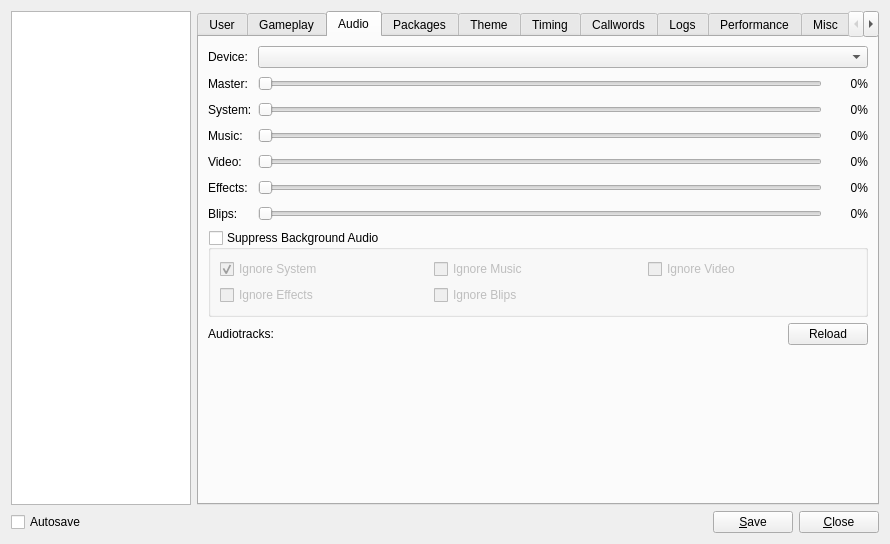
Before: the Qt Designer form res/ui/config_panel.ui in NyanOnline/DRO-Client-Fork, drawn with Qt 5.
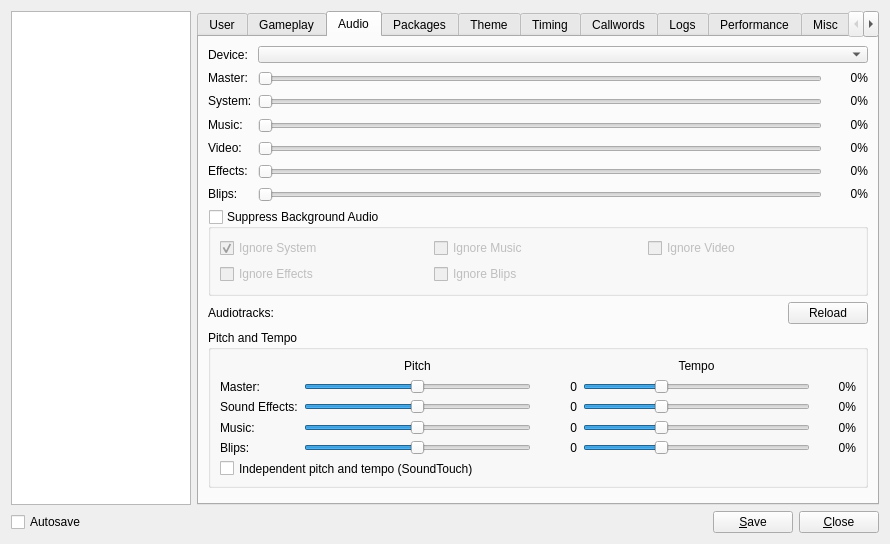
After: the same form once the commit is applied. The open tabs and pages were chosen to show the change.

Commit message:
added soundtouch library lgpl 2.1 to expand miniaudio capabilities, you can now adjust pitch and tempo.
added soundtouch library lgpl 2.1 to expand miniaudio capabilities, you can now adjust pitch and tempo.

```diff
--- a/res/ui/config_panel.ui
+++ b/res/ui/config_panel.ui
@@ -698,10 +698,313 @@
               </property>
              </widget>
             </item>
-           </layout>
-          </widget>
-         </item>
-         <item row="2" column="1">
+            </layout>
+           </widget>
+          </item>
+          <item row="3" column="0" colspan="2">
+           <widget class="QGroupBox" name="pitch_tempo_group">
+            <property name="title">
+             <string>Pitch and Tempo</string>
+            </property>
+            <layout class="QGridLayout" name="gridLayout_pitch_tempo">
+             <item row="0" column="0">
+              <widget class="QLabel" name="pitch_tempo_category_label">
+               <property name="text">
+                <string/>
+               </property>
+              </widget>
+             </item>
+             <item row="0" column="1">
+              <widget class="QLabel" name="pitch_header_label">
+               <property name="alignment">
+                <set>Qt::AlignmentFlag::AlignCenter</set>
+               </property>
+               <property name="text">
+                <string>Pitch</string>
+               </property>
+              </widget>
+             </item>
+             <item row="0" column="3">
+              <widget class="QLabel" name="tempo_header_label">
+               <property name="alignment">
+                <set>Qt::AlignmentFlag::AlignCenter</set>
+               </property>
+               <property name="text">
+                <string>Tempo</string>
+               </property>
+              </widget>
+             </item>
+             <item row="1" column="0">
+              <widget class="QLabel" name="master_pitch_label">
+               <property name="text">
+                <string>Master:</string>
+               </property>
+              </widget>
+             </item>
+             <item row="1" column="1">
+              <widget class="QSlider" name="master_pitch">
+               <property name="minimum">
+                <number>-12</number>
+               </property>
+               <property name="maximum">
+                <number>12</number>
+               </property>
+               <property name="orientation">
+                <enum>Qt::Orientation::Horizontal</enum>
+               </property>
+              </widget>
+             </item>
+             <item row="1" column="2">
+              <widget class="QLabel" name="master_pitch_value">
+               <property name="minimumSize">
+                <size>
+                 <width>40</width>
+                 <height>0</height>
+                </size>
+               </property>
+               <property name="text">
+                <string>0</string>
+               </property>
+               <property name="alignment">
+                <set>Qt::AlignmentFlag::AlignRight|Qt::AlignmentFlag::AlignTrailing|Qt::AlignmentFlag::AlignVCenter</set>
+               </property>
+              </widget>
+             </item>
+             <item row="1" column="3">
+              <widget class="QSlider" name="master_tempo">
+               <property name="minimum">
+                <number>-50</number>
+               </property>
+               <property name="maximum">
+                <number>100</number>
+               </property>
+               <property name="orientation">
+                <enum>Qt::Orientation::Horizontal</enum>
+               </property>
+              </widget>
+             </item>
+             <item row="1" column="4">
+              <widget class="QLabel" name="master_tempo_value">
+               <property name="minimumSize">
+                <size>
+                 <width>40</width>
+                 <height>0</height>
+                </size>
+               </property>
+               <property name="text">
+                <string>0%</string>
+               </property>
+               <property name="alignment">
+                <set>Qt::AlignmentFlag::AlignRight|Qt::AlignmentFlag::AlignTrailing|Qt::AlignmentFlag::AlignVCenter</set>
+               </property>
+              </widget>
+             </item>
+             <item row="2" column="0">
+              <widget class="QLabel" name="effect_pitch_label">
+               <property name="text">
+                <string>Sound Effects:</string>
+               </property>
+              </widget>
+             </item>
+             <item row="2" column="1">
+              <widget class="QSlider" name="effect_pitch">
+               <property name="minimum">
+                <number>-12</number>
+               </property>
+               <property name="maximum">
+                <number>12</number>
+               </property>
+               <property name="orientation">
+                <enum>Qt::Orientation::Horizontal</enum>
+               </property>
+              </widget>
+             </item>
+             <item row="2" column="2">
+              <widget class="QLabel" name="effect_pitch_value">
+               <property name="minimumSize">
+                <size>
+                 <width>40</width>
+                 <height>0</height>
+                </size>
+               </property>
+               <property name="text">
+                <string>0</string>
+               </property>
+               <property name="alignment">
+                <set>Qt::AlignmentFlag::AlignRight|Qt::AlignmentFlag::AlignTrailing|Qt::AlignmentFlag::AlignVCenter</set>
+               </property>
+              </widget>
+             </item>
+             <item row="2" column="3">
+              <widget class="QSlider" name="effect_tempo">
+               <property name="minimum">
+                <number>-50</number>
+               </property>
+               <property name="maximum">
+                <number>100</number>
+               </property>
+               <property name="orientation">
+                <enum>Qt::Orientation::Horizontal</enum>
+               </property>
+              </widget>
+             </item>
+             <item row="2" column="4">
+              <widget class="QLabel" name="effect_tempo_value">
+               <property name="minimumSize">
+                <size>
+                 <width>40</width>
+                 <height>0</height>
+                </size>
+               </property>
+               <property name="text">
+                <string>0%</string>
+               </property>
+               <property name="alignment">
+                <set>Qt::AlignmentFlag::AlignRight|Qt::AlignmentFlag::AlignTrailing|Qt::AlignmentFlag::AlignVCenter</set>
+               </property>
+              </widget>
+             </item>
+             <item row="3" column="0">
+              <widget class="QLabel" name="music_pitch_label">
+               <property name="text">
+                <string>Music:</string>
+               </property>
+              </widget>
+             </item>
+             <item row="3" column="1">
+              <widget class="QSlider" name="music_pitch">
+               <property name="minimum">
+                <number>-12</number>
+               </property>
+               <property name="maximum">
+                <number>12</number>
+               </property>
+               <property name="orientation">
+                <enum>Qt::Orientation::Horizontal</enum>
+               </property>
+              </widget>
+             </item>
+             <item row="3" column="2">
+              <widget class="QLabel" name="music_pitch_value">
+               <property name="minimumSize">
+                <size>
+                 <width>40</width>
+                 <height>0</height>
+                </size>
+               </property>
+               <property name="text">
+                <string>0</string>
+               </property>
+               <property name="alignment">
+                <set>Qt::AlignmentFlag::AlignRight|Qt::AlignmentFlag::AlignTrailing|Qt::AlignmentFlag::AlignVCenter</set>
+               </property>
+              </widget>
+             </item>
+             <item row="3" column="3">
+              <widget class="QSlider" name="music_tempo">
+               <property name="minimum">
+                <number>-50</number>
+               </property>
+               <property name="maximum">
+                <number>100</number>
+               </property>
+               <property name="orientation">
+                <enum>Qt::Orientation::Horizontal</enum>
+               </property>
+              </widget>
+             </item>
+             <item row="3" column="4">
+              <widget class="QLabel" name="music_tempo_value">
+               <property name="minimumSize">
+                <size>
+                 <width>40</width>
+                 <height>0</height>
+                </size>
+               </property>
+               <property name="text">
+                <string>0%</string>
+               </property>
+               <property name="alignment">
+                <set>Qt::AlignmentFlag::AlignRight|Qt::AlignmentFlag::AlignTrailing|Qt::AlignmentFlag::AlignVCenter</set>
+               </property>
+              </widget>
+             </item>
+             <item row="4" column="0">
+              <widget class="QLabel" name="blip_pitch_label">
+               <property name="text">
+                <string>Blips:</string>
+               </property>
+              </widget>
+             </item>
+             <item row="4" column="1">
+              <widget class="QSlider" name="blip_pitch">
+               <property name="minimum">
+                <number>-12</number>
+               </property>
+               <property name="maximum">
+                <number>12</number>
+               </property>
+               <property name="orientation">
+                <enum>Qt::Orientation::Horizontal</enum>
+               </property>
+              </widget>
+             </item>
+             <item row="4" column="2">
+              <widget class="QLabel" name="blip_pitch_value">
+               <property name="minimumSize">
+                <size>
+                 <width>40</width>
+                 <height>0</height>
+                </size>
+               </property>
+               <property name="text">
+                <string>0</string>
+               </property>
+               <property name="alignment">
+                <set>Qt::AlignmentFlag::AlignRight|Qt::AlignmentFlag::AlignTrailing|Qt::AlignmentFlag::AlignVCenter</set>
+               </property>
+              </widget>
+             </item>
+             <item row="4" column="3">
+              <widget class="QSlider" name="blip_tempo">
+               <property name="minimum">
+                <number>-50</number>
+               </property>
+               <property name="maximum">
+                <number>100</number>
+               </property>
+               <property name="orientation">
+                <enum>Qt::Orientation::Horizontal</enum>
+               </property>
+              </widget>
+             </item>
+             <item row="4" column="4">
+              <widget class="QLabel" name="blip_tempo_value">
+               <property name="minimumSize">
+                <size>
+                 <width>40</width>
+                 <height>0</height>
+                </size>
+               </property>
+               <property name="text">
+                <string>0%</string>
+               </property>
+               <property name="alignment">
+                <set>Qt::AlignmentFlag::AlignRight|Qt::AlignmentFlag::AlignTrailing|Qt::AlignmentFlag::AlignVCenter</set>
+               </property>
+              </widget>
+             </item>
+             <item row="5" column="0" colspan="5">
+              <widget class="QCheckBox" name="independent_pitch_tempo">
+               <property name="text">
+                <string>Independent pitch and tempo (SoundTouch)</string>
+               </property>
+              </widget>
+             </item>
+            </layout>
+           </widget>
+          </item>
+          <item row="2" column="1">
           <layout class="QHBoxLayout" name="horizontalLayout_7">
            <item>
             <spacer name="horizontalSpacer_3">
```
The commit also changes 19 other files.
